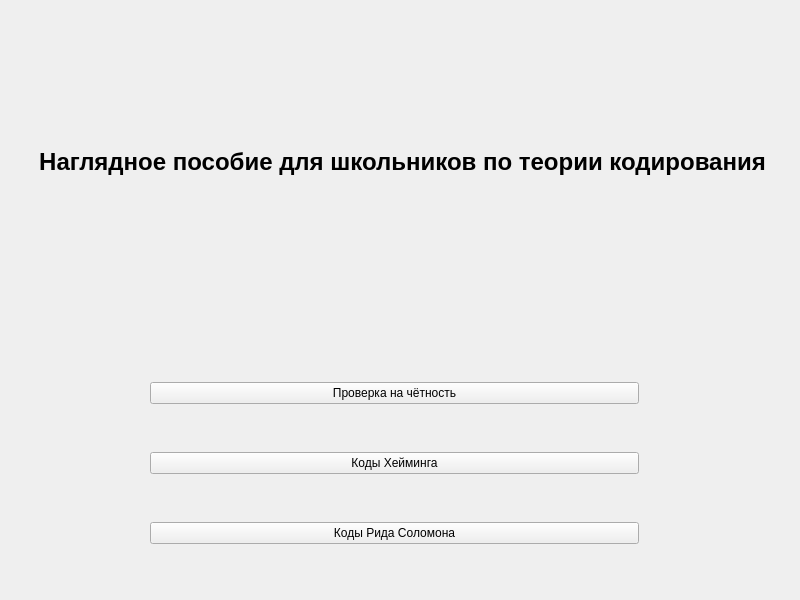
Qt form ui/main.ui (kalibdune/theory_of_coding) before a commit.
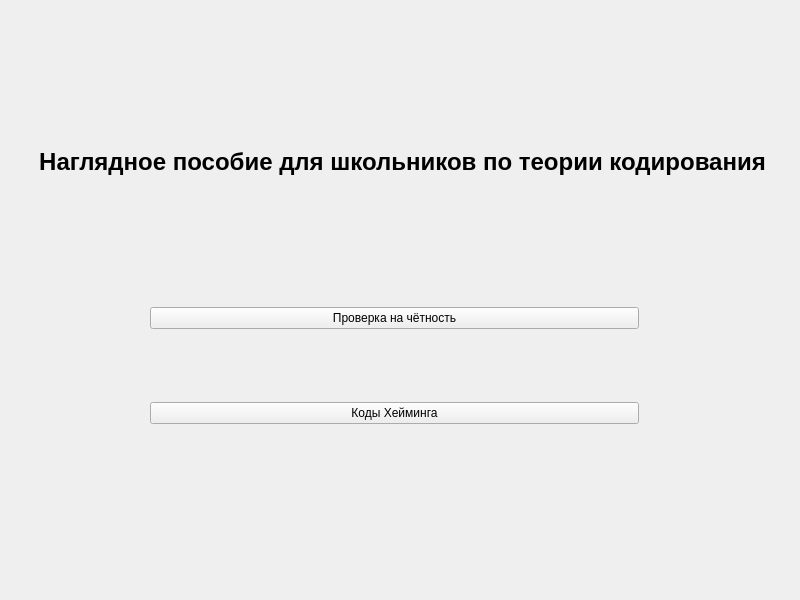
The same form after that commit. Icons and pictures are not drawn.

Commit message: вырезали кнопку рида соломона p.s кнопка придёт в будущем

The edit to the form file:
```diff
--- a/ui/main.ui
+++ b/ui/main.ui
@@ -73,9 +73,9 @@
     <property name="geometry">
      <rect>
       <x>100</x>
-      <y>340</y>
+      <y>240</y>
       <width>589</width>
-      <height>249</height>
+      <height>251</height>
      </rect>
     </property>
     <layout class="QVBoxLayout" name="verticalLayout">
@@ -102,13 +102,6 @@
        </property>
       </widget>
      </item>
-     <item>
-      <widget class="QPushButton" name="Button_Reed_Solomon">
-       <property name="text">
-        <string>Коды Рида Соломона</string>
-       </property>
-      </widget>
-     </item>
     </layout>
    </widget>
   </widget>
```
